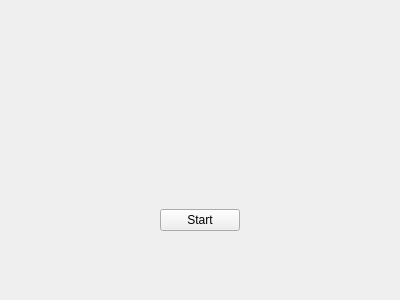
Before: the Qt Designer form snowgui/snowgui/task/taskstatuswidget.ui in AndreasFMueller/AstroPhotography, drawn with Qt 5.
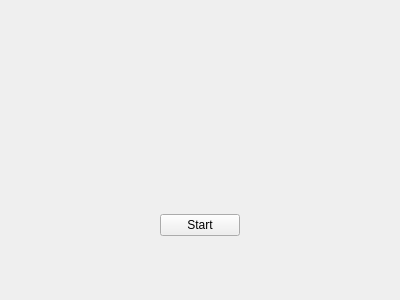
After: the same form once the commit is applied. Custom widgets are drawn as their Qt base class.

What changed in the file:
```diff
--- a/snowgui/snowgui/task/taskstatuswidget.ui
+++ b/snowgui/snowgui/task/taskstatuswidget.ui
@@ -14,6 +14,18 @@
    <string>Form</string>
   </property>
   <layout class="QGridLayout" name="gridLayout">
+   <property name="leftMargin">
+    <number>0</number>
+   </property>
+   <property name="topMargin">
+    <number>0</number>
+   </property>
+   <property name="rightMargin">
+    <number>0</number>
+   </property>
+   <property name="bottomMargin">
+    <number>0</number>
+   </property>
    <item row="0" column="0">
     <widget class="snowgui::TasksIndicator" name="taskstateWidget" native="true">
      <property name="minimumSize">
```
